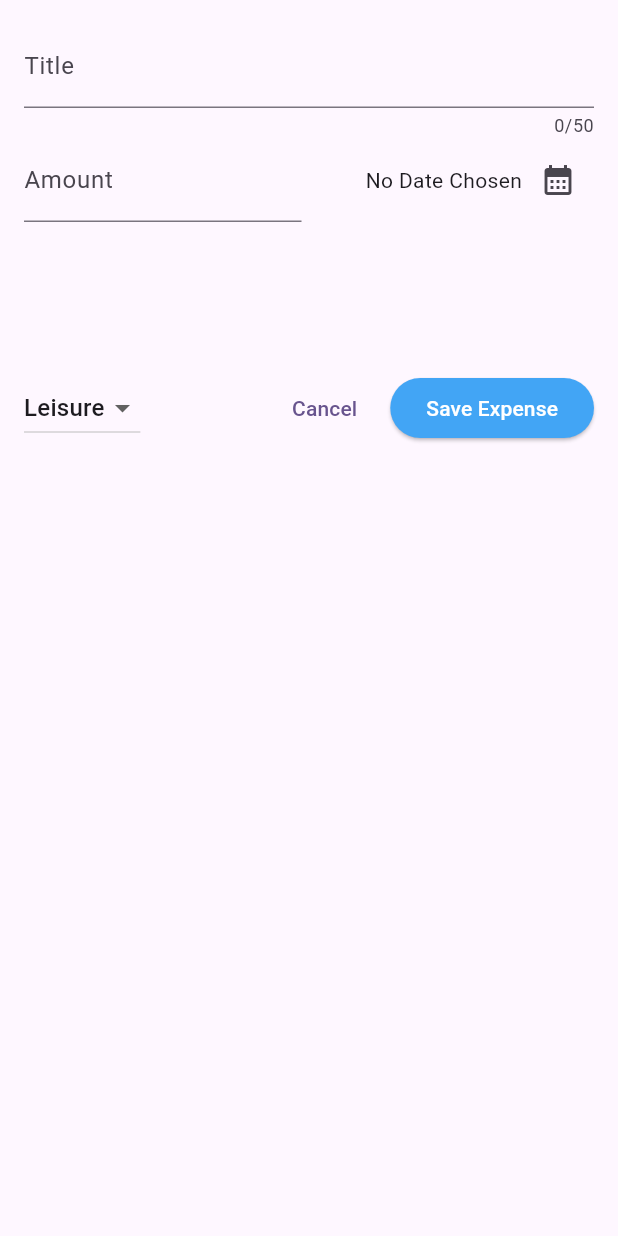
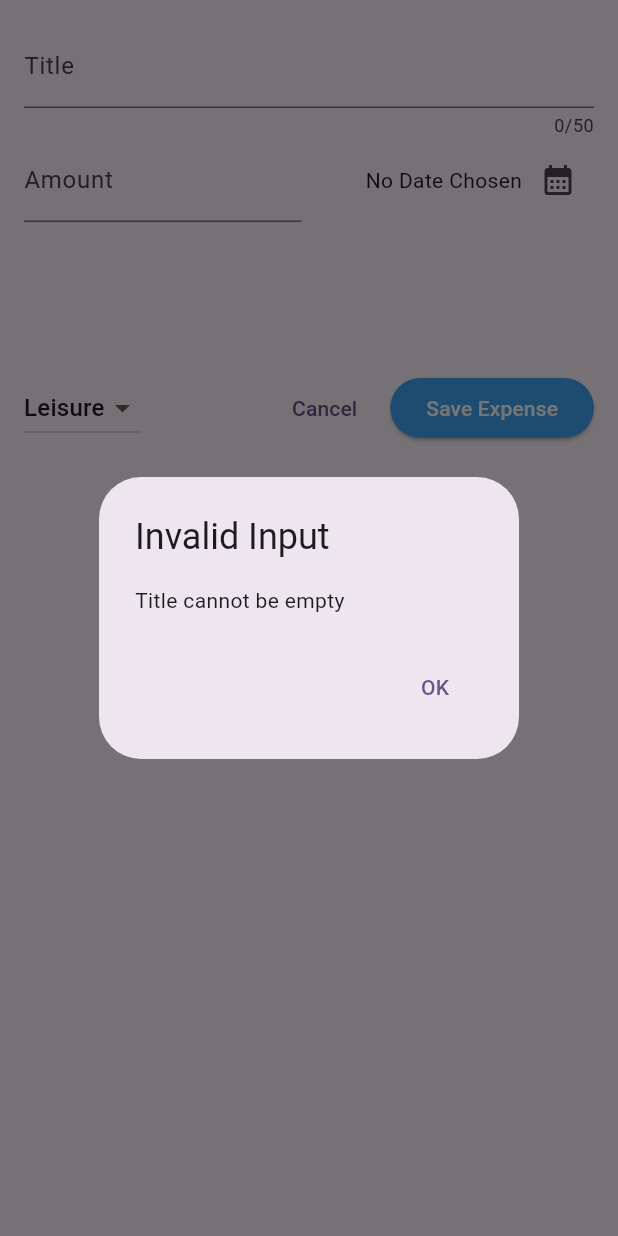
Before and after one commit to tamathecxder/expense-tracker, a Flutter app: the ExpenseModal widget shown alone on an empty page, opened directly, after a tap on "Save Expense", on a phone screen of 412 x 824 dp. Run offline on Flutter 3.47's test engine with Material 3 defaults, Android fonts, the phone set to English and light mode, and no system bars.

Commit message:
chore(expense_modal): handle validations and alert dialog on submit expense

```diff
--- a/lib/components/expense_modal.dart
+++ b/lib/components/expense_modal.dart
@@ -49,6 +49,47 @@ class _ExpenseModalState extends State<ExpenseModal> {
     setState(() {
       _selectedCategory = value;
     });
+  }
+
+  void _submitExpense() {
+    var enteredAmount = double.tryParse(_amountController.text);
+
+    List<Map<String, Object>> validations = [
+      {
+        'value': _titleController.text.trim().isEmpty,
+        'message': 'Title cannot be empty',
+      },
+      {
+        'value': enteredAmount == null || enteredAmount <= 0,
+        'message': 'Amount cannot be empty or less than or equal to 0',
+      },
+      {
+        'value': _selectedDate == null,
+        'message': 'Date cannot be empty',
+      },
+    ];
+
+    for (var validation in validations) {
+      if (validation['value'] as bool) {
+        var message = validation['message'] as String;
+
+        showDialog(
+          context: context,
+          builder: (context) => AlertDialog(
+            title: const Text('Invalid Input'),
+            content: Text(message),
+            actions: [
+              TextButton(
+                onPressed: () => Navigator.pop(context),
+                child: const Text('OK'),
+              )
+            ],
+          ),
+        );
+
+        return;
+      }
+    }
   }
 
   @override
@@ -133,9 +174,7 @@ class _ExpenseModalState extends State<ExpenseModal> {
                 width: 10,
               ),
               ElevatedButton(
-                onPressed: () {
-                  print(_titleController.text);
-                },
+                onPressed: _submitExpense,
                 style: ElevatedButton.styleFrom(
                   backgroundColor: Colors.blue[400],
                   foregroundColor: Colors.white,
```
